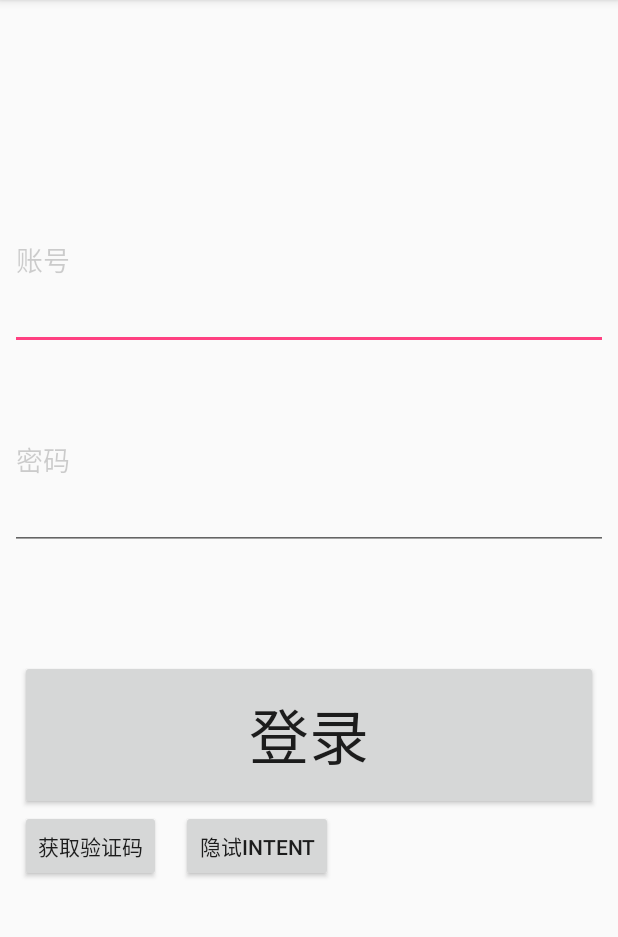
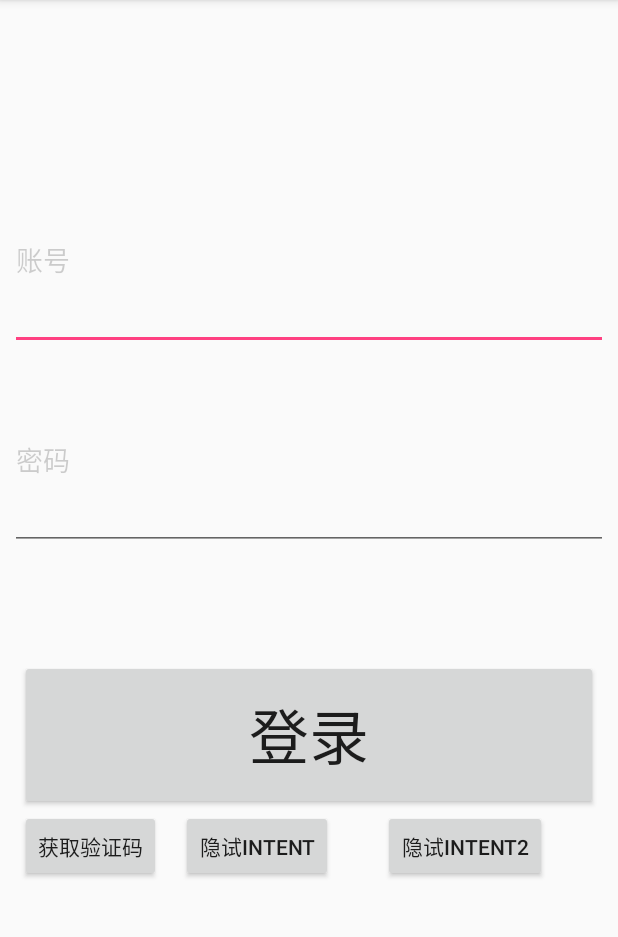
Before and after one commit to hcyFly/HcyTestProject, an Android app: the LoginActivity screen opened directly, with no data from a screen before it, on a phone screen of 412 x 824 dp, the part 84-1021 px from its top. Run offline under Robolectric (Android 15) with nearby library versions, the phone set to English and light mode, and no system bars; our stand-ins replace ButterKnife; libraries missing offline, so code that uses them is left out: com.mylhyl.acp, com.socks.library; 3 statements that could not run were skipped.

Commit message:
for  mac change

```diff
--- a/app/build.gradle
+++ b/app/build.gradle
@@ -26,7 +26,7 @@ dependencies {
     })
     compile 'com.android.support:appcompat-v7:25.2.0'
     compile 'com.android.support:recyclerview-v7:25.2.0'
-    compile 'com.android.support.constraint:constraint-layout:1.0.0-beta2'
+    compile 'com.android.support.constraint:constraint-layout:1.0.2'
     compile 'com.android.support:design:25.2.0'
     testCompile 'junit:junit:4.12'
     //注解框架
--- a/app/src/main/java/com/cn/burus/hcytestproject/activities/LoginActivity.java
+++ b/app/src/main/java/com/cn/burus/hcytestproject/activities/LoginActivity.java
@@ -34,6 +34,8 @@ public class LoginActivity extends BaseActivity {
     public static final String TAG = "LoginActivity";
     @BindView(R.id.but_intent_hide)
     Button mButIntentHide;
+    @BindView(R.id.but_intent_hide2)
+    Button butIntentHide2;
     private Context mContext;
     @BindView(R.id.et_name)
     EditText mEtName;
@@ -55,7 +57,7 @@ public class LoginActivity extends BaseActivity {
         mContext = this;
     }
 
-    @OnClick({R.id.et_name, R.id.et_password, R.id.but_commit, R.id.but_code_s, R.id.but_intent_hide})
+    @OnClick({R.id.et_name, R.id.et_password, R.id.but_commit, R.id.but_code_s, R.id.but_intent_hide,R.id.but_intent_hide2})
     public void onClick(View view) {
         switch (view.getId()) {
             case R.id.et_name:
@@ -68,6 +70,12 @@ public class LoginActivity extends BaseActivity {
                 startActivity(mIntent);
                 T.showShort(mContext, "click intent hide");
                 break;
+
+            case R.id.but_intent_hide2:
+
+
+                break;
+
             case R.id.but_code_s:
                 // TODO: 2017/4/21  验证码
                 verifyCodeSuccess(8, 180);
@@ -183,4 +191,6 @@ public class LoginActivity extends BaseActivity {
         Intent intent = new Intent(context, LoginActivity.class);
         context.startActivity(intent);
     }
+
+
 }
--- a/app/src/main/res/layout/activity_login.xml
+++ b/app/src/main/res/layout/activity_login.xml
@@ -65,6 +65,16 @@
             android:layout_toRightOf="@+id/but_code_s"
             android:text="隐试Intent"/>
 
+        <Button
+            android:id="@+id/but_intent_hide2"
+            android:layout_width="wrap_content"
+            android:layout_height="wrap_content"
+            android:layout_below="@+id/but_commit"
+            android:layout_marginLeft="20px"
+            android:layout_marginRight="30px"
+            android:layout_toRightOf="@+id/but_intent_hide"
+            android:text="隐试Intent2"/>
+
     </RelativeLayout>
 
 </ScrollView>
--- a/build.gradle
+++ b/build.gradle
@@ -5,7 +5,7 @@ buildscript {
         jcenter()
     }
     dependencies {
-        classpath 'com.android.tools.build:gradle:2.3.1'
+        classpath 'com.android.tools.build:gradle:2.3.3'
         classpath 'com.jakewharton:butterknife-gradle-plugin:8.5.1'
         // NOTE: Do not place your application dependencies here; they belong
         // in the individual module build.gradle files
```
Also changed, not shown: app/src/main/java/com/cn/burus/hcytestproject/WelcomeActivity.java (+5 -4 lines), gradle/wrapper/gradle-wrapper.properties.
